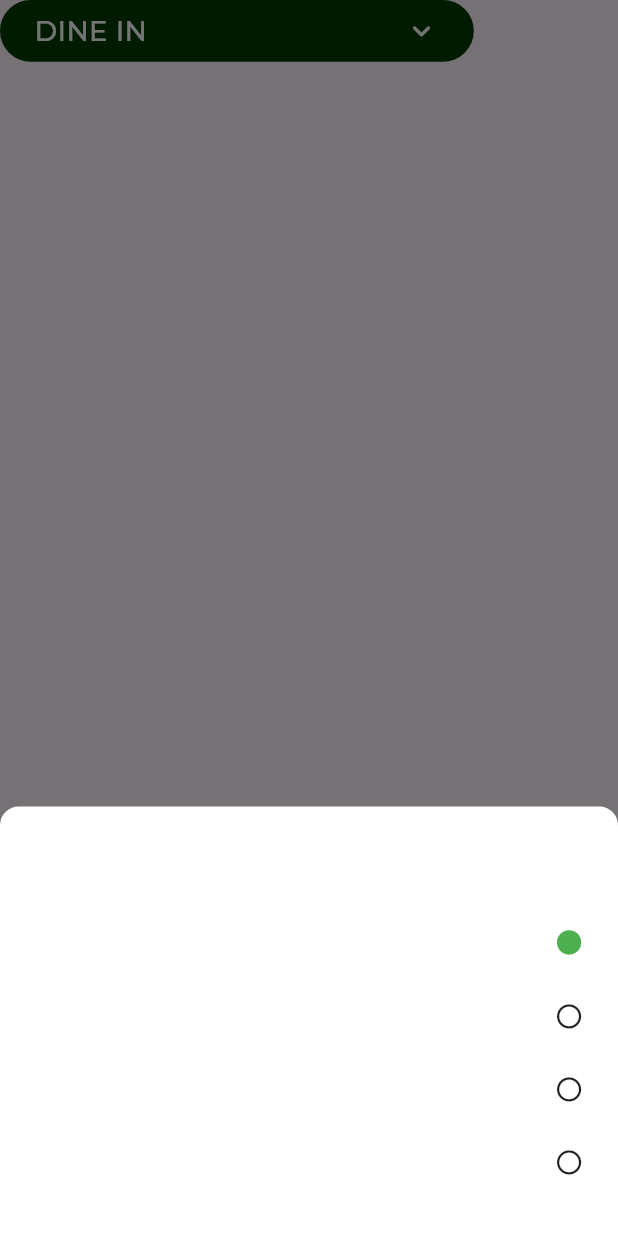
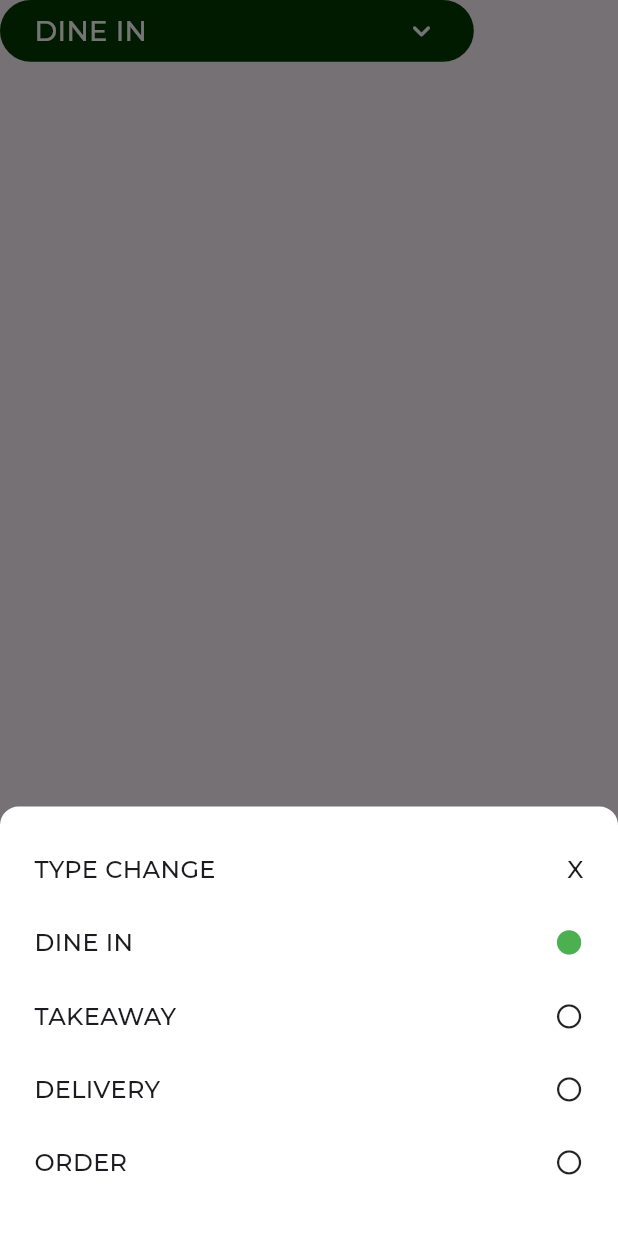
Before and after one commit to hashircodignus/yes_plus_app, a Flutter app: the DineInTitleWidget widget shown alone on an empty page, opened directly, after a tap on "DINE IN", on a phone screen of 412 x 824 dp. Run offline on Flutter 3.47's test engine with Material 3 defaults, Android fonts, the phone set to English and light mode, and no system bars; our stand-ins replace flutter_screenutil, google_fonts, lottie.

Commit message:
changes and error fixes

```diff
--- a/lib/main.dart
+++ b/lib/main.dart
@@ -23,6 +23,9 @@ class MyApp extends StatelessWidget {
        return MaterialApp(
          title: 'Flutter Demo',
          theme: ThemeData(
+           appBarTheme: const AppBarTheme(
+             systemOverlayStyle: SystemUiOverlayStyle(statusBarColor: Colors.black)
+           ),
            useMaterial3: true,
          ),
          home: const LoginPage(),
--- a/lib/src/presentation/dine_screen/widget/dinein_title_widget.dart
+++ b/lib/src/presentation/dine_screen/widget/dinein_title_widget.dart
@@ -34,35 +34,35 @@ class DineInTitleWidget extends StatelessWidget {
                   children: [
                     Row(mainAxisAlignment: MainAxisAlignment.spaceBetween,
                       children: [
-                        Text("TYPE CHANGE",style: AppTheme.bottomText,),
-                        Text("X",style: AppTheme.bottomText,),
+                        Text("TYPE CHANGE",style: AppTheme.bottomBlackText,),
+                        Text("X",style: AppTheme.bottomBlackText,),
                       ],
                     ),
                     SizedBox(height: 25.h,),
                     Row(mainAxisAlignment: MainAxisAlignment.spaceBetween,
                       children: [
-                        Text("DINE IN",style: AppTheme.bottomText,),
+                        Text("DINE IN",style: AppTheme.bottomBlackText,),
                         Icon(Icons.circle,size: 17.sp,color: Colors.green,)
                       ],
                     ),
                     SizedBox(height: 25.h,),
                     Row(mainAxisAlignment: MainAxisAlignment.spaceBetween,
                       children: [
-                        Text("TAKEAWAY",style: AppTheme.bottomText,),
+                        Text("TAKEAWAY",style: AppTheme.bottomBlackText,),
                         Icon(Icons.circle_outlined,size: 17.sp,)
                       ],
                     ),
                     SizedBox(height: 25.h,),
                     Row(mainAxisAlignment: MainAxisAlignment.spaceBetween,
                       children: [
-                        Text("DELIVERY",style: AppTheme.bottomText,),
+                        Text("DELIVERY",style: AppTheme.bottomBlackText,),
                         Icon(Icons.circle_outlined,size: 17.sp,)
                       ],
                     ),
                     SizedBox(height: 25.h,),
                     Row(mainAxisAlignment: MainAxisAlignment.spaceBetween,
                       children: [
-                        Text("ORDER",style: AppTheme.bottomText,),
+                        Text("ORDER",style: AppTheme.bottomBlackText,),
                         Icon(Icons.circle_outlined,size: 17.sp,)
                       ],
                     ),
--- a/lib/src/presentation/payment_screen/payment_page.dart
+++ b/lib/src/presentation/payment_screen/payment_page.dart
@@ -34,9 +34,9 @@ class _PaymentPageState extends State<PaymentPage> {
       appBar: AppBar(
         backgroundColor: AppTheme.backColor,
         automaticallyImplyLeading: false,
-        bottom: PreferredSize(preferredSize: Size.square(111.h), child:
+        bottom: PreferredSize(preferredSize: Size.square(120.h), child:
         Container(
-          height: 160.h,
+          height: 171.3.h,
           width: double.infinity,
           decoration: BoxDecoration(
             gradient: LinearGradient(
@@ -57,6 +57,7 @@ class _PaymentPageState extends State<PaymentPage> {
                     alignment:const Alignment(-0.85, 0),
                     child:  GestureDetector(
                         onTap: (){
+                          Navigator.pop(context);
                           Navigator.pop(context);
                         },
                         child: const Icon(Icons.arrow_back,color: AppTheme.backColor,))),
--- a/lib/src/presentation/print_bill_screen/print_bill_page.dart
+++ b/lib/src/presentation/print_bill_screen/print_bill_page.dart
@@ -16,9 +16,9 @@ class PrintBillPage extends StatelessWidget {
       appBar: AppBar(
         backgroundColor: AppTheme.backColor,
         automaticallyImplyLeading: false,
-        bottom: PreferredSize(preferredSize: Size.square(200.h),
+        bottom: PreferredSize(preferredSize: Size.square(178.7.h),
             child: Container(
-          height: 243.h,
+          height: 230.h,
           width: double.infinity,
           decoration: BoxDecoration(
               gradient: LinearGradient(
@@ -38,6 +38,7 @@ class PrintBillPage extends StatelessWidget {
                   alignment:const Alignment(-0.85, 0),
                   child:  GestureDetector(
                       onTap: (){
+                        Navigator.pop(context);
                         Navigator.pop(context);
                       },
                       child: const Icon(Icons.arrow_back,color: AppTheme.backColor,))),
--- a/lib/src/presentation/widget/takeaway_dialog_widget.dart
+++ b/lib/src/presentation/widget/takeaway_dialog_widget.dart
@@ -72,10 +72,12 @@ class _TakeAwayDialogWidgetState extends State<TakeAwayDialogWidget> {
                         text: 'View KOT',),
                       GridCard(icon: AssetResources.printBill, text: 'Print Bill', onTap: (){
                         Navigator.push(context, MaterialPageRoute(builder: (context)=>const PrintBillPage()));
+
                       },
                       ),
                       GridCard(icon: AssetResources.printPay, text: 'Print & Pay',onTap: (){
                         Navigator.push(context, MaterialPageRoute(builder: (context)=>const PaymentPage()));
+
                       }),
                     ],
                   ),
```
Also changed, not shown: lib/src/presentation/home_screen/home_page.dart (+13 -6 lines).
